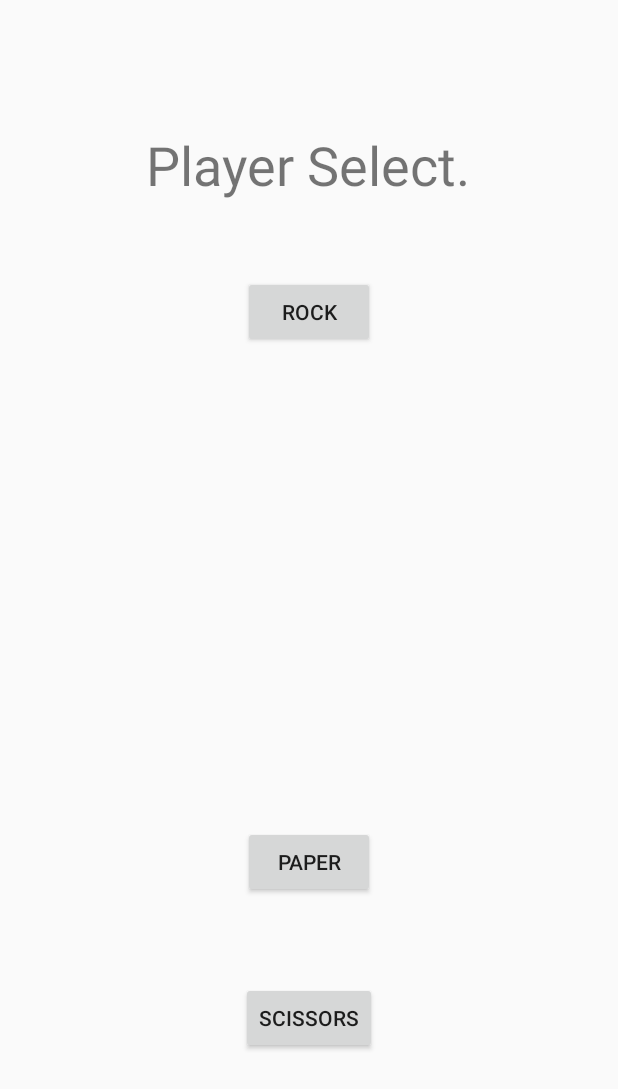
After one commit to AgostinoMatt/RockPaperScissor, an Android app: the SinglePlayer screen opened directly, with no data from a screen before it, on a phone screen of 412 x 824 dp. The commit adds this screen. Shown: the top 1089 px of the screen. Run offline under Robolectric (Android 15) with nearby library versions, the phone set to English and light mode, and no system bars.

Commit message:
Single Player Complete
-Toggle button added to main menu
-Single player select screen added
-single player fight scene added

```diff
--- a/app/src/main/AndroidManifest.xml
+++ b/app/src/main/AndroidManifest.xml
@@ -18,12 +18,16 @@
         </activity>
         <activity android:name="com.matt.rockpaperscissor.MainMenu"
             android:screenOrientation="portrait"/>
+        <activity android:name="com.matt.rockpaperscissor.SinglePlayer"
+            android:screenOrientation="portrait"/>
         <activity android:name="com.matt.rockpaperscissor.PlayerOneSelect"
             android:screenOrientation="portrait"/>
         <activity android:name="com.matt.rockpaperscissor.PlayerTwoSelect"
             android:screenOrientation="portrait"/>
         <activity android:name="com.matt.rockpaperscissor.FightSceneSimple"
             android:screenOrientation="portrait"/>
+        <activity android:name="com.matt.rockpaperscissor.FightSceneSingle"
+            android:screenOrientation="portrait"/>
 
     </application>
 
--- /dev/null
+++ b/app/src/main/java/com/matt/rockpaperscissor/SinglePlayer.java
@@ -0,0 +1,70 @@
+package com.matt.rockpaperscissor;
+
+import android.content.Intent;
+import android.os.Bundle;
+import android.support.v7.app.AppCompatActivity;
+import android.view.View;
+import android.widget.Button;
+
+import com.matt.rockpapersciccor.R;
+
+import java.util.Random;
+
+
+public class SinglePlayer extends AppCompatActivity implements View.OnClickListener {
+        int p2;
+
+    @Override
+    protected void onCreate(Bundle savedInstanceState) {
+        super.onCreate(savedInstanceState);
+        setContentView(R.layout.activity_single_player_select);
+
+        Button rock = findViewById(R.id.Rock);
+        rock.setOnClickListener(this);
+
+        Button paper = findViewById(R.id.Paper);
+        paper.setOnClickListener(this);
+
+        Button scissors = findViewById(R.id.Scissors);
+        scissors.setOnClickListener(this);
+
+        Random num = new Random();
+        int moveNum = num.nextInt(3) + 1;
+        p2 = moveNum;
+    }
+
+    @Override
+    public void onClick(View v) {
+        Bundle playerOneBundle = new Bundle();
+        Bundle playerTwoBundle = new Bundle();
+        switch (v.getId()) {
+            case R.id.Rock:
+                Intent i = new Intent(this, FightSceneSingle.class);
+                playerTwoBundle.putInt("p2Move", p2);
+                playerOneBundle.putInt("p1Move", 1);
+                i.putExtra("PLAYERONE", playerOneBundle);
+                i.putExtra("PLAYERTWO", playerTwoBundle);
+                startActivity(i);
+                break;
+            case R.id.Paper:
+                Intent j = new Intent(this, FightSceneSingle.class);
+                playerTwoBundle.putInt("p2Move", p2);
+                playerOneBundle.putInt("p1Move", 2);
+                j.putExtra("PLAYERONE", playerOneBundle);
+                j.putExtra("PLAYERTWO", playerTwoBundle);
+                startActivity(j);
+                break;
+            case R.id.Scissors:
+                Intent k = new Intent(this, FightSceneSingle.class);
+                playerTwoBundle.putInt("p2Move", p2);
+                playerOneBundle.putInt("p1Move", 3);
+                k.putExtra("PLAYERONE", playerOneBundle);
+                k.putExtra("PLAYERTWO", playerTwoBundle);
+                startActivity(k);
+                break;
+            default:
+                break;
+        }
+    }
+
+}
--- /dev/null
+++ b/app/src/main/res/layout/activity_single_player_select.xml
@@ -0,0 +1,42 @@
+<?xml version="1.0" encoding="utf-8"?>
+<RelativeLayout
+    xmlns:android="http://schemas.android.com/apk/res/android" android:layout_width="match_parent"
+    android:layout_height="match_parent">
+
+    <Button
+        android:id="@+id/Rock"
+        android:layout_width="wrap_content"
+        android:layout_height="wrap_content"
+        android:layout_alignParentTop="true"
+        android:layout_centerHorizontal="true"
+        android:layout_marginTop="184dp"
+        android:text="Rock" />
+
+    <Button
+        android:id="@+id/Paper"
+        android:layout_width="wrap_content"
+        android:layout_height="wrap_content"
+        android:layout_alignParentBottom="true"
+        android:layout_centerHorizontal="true"
+        android:layout_marginBottom="225dp"
+        android:text="Paper" />
+
+    <Button
+        android:id="@+id/Scissors"
+        android:layout_width="wrap_content"
+        android:layout_height="wrap_content"
+        android:layout_alignParentBottom="true"
+        android:layout_centerHorizontal="true"
+        android:layout_marginBottom="121dp"
+        android:text="Scissors" />
+
+    <TextView
+        android:id="@+id/textView2"
+        android:layout_width="wrap_content"
+        android:layout_height="wrap_content"
+        android:layout_alignParentTop="true"
+        android:layout_centerHorizontal="true"
+        android:layout_marginTop="85dp"
+        android:text="Player Select."
+        android:textSize="36sp" />
+</RelativeLayout>
```
Also changed, not shown: app/src/main/java/com/matt/rockpaperscissor/FightSceneSingle.java (added, +177 -0 lines), app/src/main/java/com/matt/rockpaperscissor/MainMenu.java (+29 -0 lines), app/src/main/res/layout/activity_fight_scene_single.xml (added, +53 -0 lines), app/src/main/res/layout/activity_main_menu.xml (+21 -0 lines).
